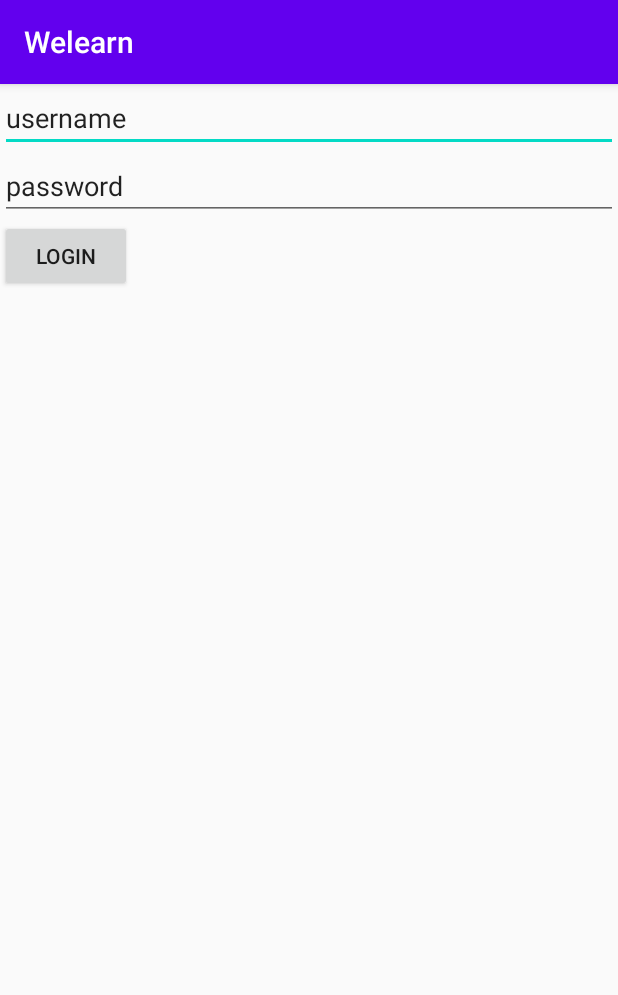
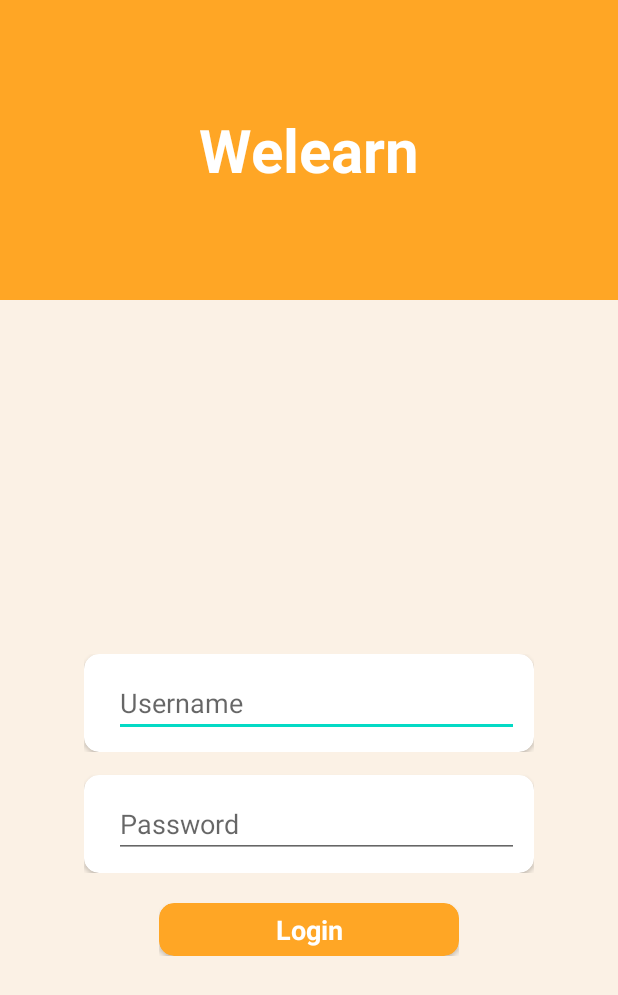
Before and after one commit to PutriEndahP/welearn_android, an Android app: the screen it shows after launch (LoginActivity), on a phone screen of 412 x 824 dp. Shown: the top 995 px of the screen. Run offline under Robolectric (Android 15) with nearby library versions, the phone set to English and light mode, and no system bars.

Commit message:
view login

```diff
--- a/app/src/main/AndroidManifest.xml
+++ b/app/src/main/AndroidManifest.xml
@@ -8,7 +8,7 @@
         android:label="@string/app_name"
         android:roundIcon="@mipmap/ic_launcher_round"
         android:supportsRtl="true"
-        android:theme="@style/AppTheme">
+        android:theme="@style/AppTheme.NoActionBar">
         <activity android:name=".MainActivity"></activity>
 <!--        <activity-->
 <!--            android:name=".ui.login.LoginActivity"-->
--- a/app/src/main/java/com/example/welearn/Activity/LoginActivity.java
+++ b/app/src/main/java/com/example/welearn/Activity/LoginActivity.java
@@ -1,26 +1,37 @@
 package com.example.welearn.Activity;
 
 import androidx.appcompat.app.AppCompatActivity;
+import androidx.cardview.widget.CardView;
 
+import android.content.DialogInterface;
 import android.content.Intent;
 import android.os.Bundle;
 import android.view.View;
 import android.widget.Button;
 import android.widget.EditText;
+import android.widget.TextView;
 
 import com.example.welearn.MainActivity;
 import com.example.welearn.R;
 
 public class LoginActivity extends AppCompatActivity {
 
-    Button btnLogin;
+    TextView title;
+    CardView cardView, cardView1, cardView2;
     EditText username, password;
+//    Button btnLogin;
     @Override
     protected void onCreate(Bundle savedInstanceState) {
         super.onCreate(savedInstanceState);
         setContentView(R.layout.activity_login);
-        btnLogin = (Button) findViewById(R.id.button);
-        btnLogin.setOnClickListener(new View.OnClickListener() {
+        title = (TextView)findViewById(R.id.judul);
+        username = (EditText)findViewById(R.id.login_username);
+        password = (EditText)findViewById(R.id.login_password);
+        cardView = (CardView)findViewById(R.id.card_username);
+        cardView1 = (CardView)findViewById(R.id.card_password);
+        cardView2 = (CardView)findViewById(R.id.btn_login);
+//        btnLogin = (Button) findViewById(R.id.btn_login);
+        cardView2.setOnClickListener(new View.OnClickListener() {
             @Override
             public void onClick(View v) {
                 Intent i = new Intent(LoginActivity.this, MainActivity.class);
--- a/app/src/main/res/layout/activity_login.xml
+++ b/app/src/main/res/layout/activity_login.xml
@@ -1,38 +1,139 @@
 <?xml version="1.0" encoding="utf-8"?>
-<androidx.constraintlayout.widget.ConstraintLayout xmlns:android="http://schemas.android.com/apk/res/android"
+<RelativeLayout xmlns:android="http://schemas.android.com/apk/res/android"
     xmlns:app="http://schemas.android.com/apk/res-auto"
     xmlns:tools="http://schemas.android.com/tools"
     android:layout_width="match_parent"
     android:layout_height="match_parent"
     android:orientation="vertical"
-    tools:context=".Activity.LoginActivity">
+    tools:context=".Activity.LoginActivity"
+    android:background="@color/colorBG">
+    <LinearLayout
+        android:layout_width="match_parent"
+        android:layout_height="match_parent"
+        android:orientation="vertical">
+        <RelativeLayout
+            android:layout_width="match_parent"
+            android:layout_height="200dp"
+            android:scaleType="centerCrop"
+            android:background="@color/colorPrimary">
+            <TextView
+                android:layout_width="match_parent"
+                android:layout_height="wrap_content"
+                android:text="Welearn"
+                android:id="@+id/judul"
+                android:layout_centerInParent="true"
+                android:textStyle="bold"
+                android:gravity="center"
+                android:textSize="40sp"
+                android:textColor="@android:color/white">
+            </TextView>
+        </RelativeLayout>
+        <LinearLayout
+            android:layout_width="match_parent"
+            android:layout_height="0dp"
+            android:layout_marginTop="10dp"
+            android:gravity="center"
+            android:layout_weight="3"
+            android:orientation="vertical">
+            <LinearLayout
+                android:layout_width="wrap_content"
+                android:layout_marginTop="40dp"
+                android:layout_height="wrap_content">
+                <androidx.cardview.widget.CardView
+                    android:layout_width="300dp"
+                    android:layout_height="wrap_content"
+                    app:cardCornerRadius="10dp"
+                    android:id="@+id/card_username">
                     <LinearLayout
                         android:layout_width="match_parent"
                         android:layout_height="wrap_content"
-        android:orientation="vertical"
-        tools:ignore="MissingConstraints">
+                        android:orientation="horizontal"
+                        android:padding="10dp">
                         <EditText
-        android:id="@+id/username"
                             android:layout_width="match_parent"
                             android:layout_height="wrap_content"
-        android:text="username"
-        tools:ignore="MissingConstraints" />
-    <EditText
-        android:id="@+id/password"
+                            android:hint="Username"
+                            android:id="@+id/login_username"
+                            android:layout_marginStart="10dp"
+                            android:maxLines="1"
+                            android:inputType="text"
+                            android:scrollHorizontally="true"
+                            android:ellipsize="end"
+                            android:layout_marginLeft="10dp" />
+                    </LinearLayout>
+                </androidx.cardview.widget.CardView>
+            </LinearLayout>
+            <LinearLayout
+                android:layout_width="wrap_content"
+                android:layout_height="wrap_content">
+                <androidx.cardview.widget.CardView
+                    android:layout_width="300dp"
+                    android:layout_marginTop="15dp"
+                    android:layout_height="wrap_content"
+                    app:cardCornerRadius="10dp"
+                    android:id="@+id/card_password">
+                    <LinearLayout
                         android:layout_width="match_parent"
                         android:layout_height="wrap_content"
-        android:text="password"
-        tools:ignore="MissingConstraints" />
-
-        <Button
-            android:id="@+id/button"
+                        android:orientation="horizontal"
+                        android:padding="10dp">
+                        <EditText
+                            android:layout_width="match_parent"
+                            android:layout_height="wrap_content"
+                            android:hint="Password"
+                            android:id="@+id/login_password"
+                            android:layout_marginStart="10dp"
+                            android:maxLines="1"
+                            android:inputType="textPassword"
+                            android:scrollHorizontally="true"
+                            android:ellipsize="end"
+                            android:layout_marginLeft="10dp" />
+                    </LinearLayout>
+                </androidx.cardview.widget.CardView>
+            </LinearLayout>
+            <LinearLayout
                 android:layout_width="wrap_content"
+                android:layout_marginTop="20dp"
+                android:layout_gravity="center"
+                android:layout_height="wrap_content">
+                <androidx.cardview.widget.CardView
+                    android:layout_width="200dp"
+                    android:layout_height="wrap_content"
+                    app:cardCornerRadius="10dp"
+                    android:id="@+id/btn_login"
+                    app:cardBackgroundColor="@color/colorPrimary">
+                    <TextView
+                        android:layout_width="match_parent"
                         android:layout_height="wrap_content"
                         android:text="Login"
-            tools:ignore="MissingConstraints"
-            tools:layout_editor_absoluteX="161dp"
-            tools:layout_editor_absoluteY="121dp" />
-
+                        android:textStyle="bold"
+                        android:textSize="18sp"
+                        android:textColor="@android:color/white"
+                        android:gravity="center|center_vertical"
+                        android:layout_marginTop="5dp"
+                        android:layout_marginBottom="5dp"/>
+                </androidx.cardview.widget.CardView>
             </LinearLayout>
-
-</androidx.constraintlayout.widget.ConstraintLayout>
+        </LinearLayout>
+<!--            <EditText-->
+<!--                android:id="@+id/username"-->
+<!--                android:layout_width="match_parent"-->
+<!--                android:layout_height="wrap_content"-->
+<!--                android:text="username">-->
+<!--            </EditText>-->
+<!--            <EditText-->
+<!--                android:id="@+id/password"-->
+<!--                android:layout_width="match_parent"-->
+<!--                android:layout_height="wrap_content"-->
+<!--                android:text="password">-->
+<!--            </EditText>-->
+<!--            <Button-->
+<!--                android:id="@+id/button"-->
+<!--                android:layout_width="wrap_content"-->
+<!--                android:layout_height="wrap_content"-->
+<!--                android:text="Login"-->
+<!--                tools:layout_editor_absoluteX="161dp"-->
+<!--                tools:layout_editor_absoluteY="121dp">-->
+<!--            </Button>-->
+        </LinearLayout>
+    </RelativeLayout>
--- a/app/src/main/res/values/colors.xml
+++ b/app/src/main/res/values/colors.xml
@@ -1,6 +1,7 @@
 <?xml version="1.0" encoding="utf-8"?>
 <resources>
-    <color name="colorPrimary">#6200EE</color>
+    <color name="colorPrimary">#FFA625</color>
     <color name="colorPrimaryDark">#3700B3</color>
     <color name="colorAccent">#03DAC5</color>
+    <color name="colorBG">#FBF1E5</color>
 </resources>
--- a/app/src/main/res/values/styles.xml
+++ b/app/src/main/res/values/styles.xml
@@ -1,10 +1,14 @@
 <resources>
     <!-- Base application theme. -->
-    <style name="AppTheme" parent="Theme.AppCompat.Light.DarkActionBar">
+    <style name="AppTheme.NoActionBar" parent="Theme.AppCompat.Light.DarkActionBar">
         <!-- Customize your theme here. -->
         <item name="colorPrimary">@color/colorPrimary</item>
         <item name="colorPrimaryDark">@color/colorPrimaryDark</item>
         <item name="colorAccent">@color/colorAccent</item>
+        <item name="windowActionBar">false</item>
+        <item name="windowNoTitle">true</item>
+        <item name="android:windowFullscreen">true</item>
+
     </style>
 
 </resources>
```
Lines whose indentation alone changed are shown as unchanged.
